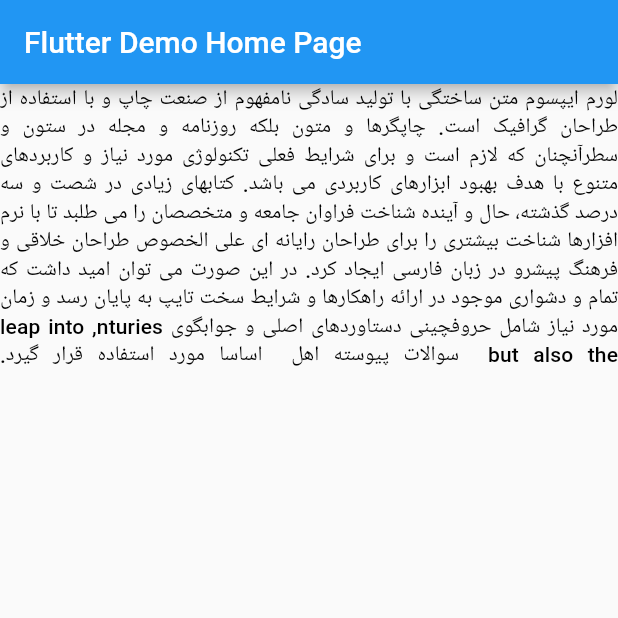
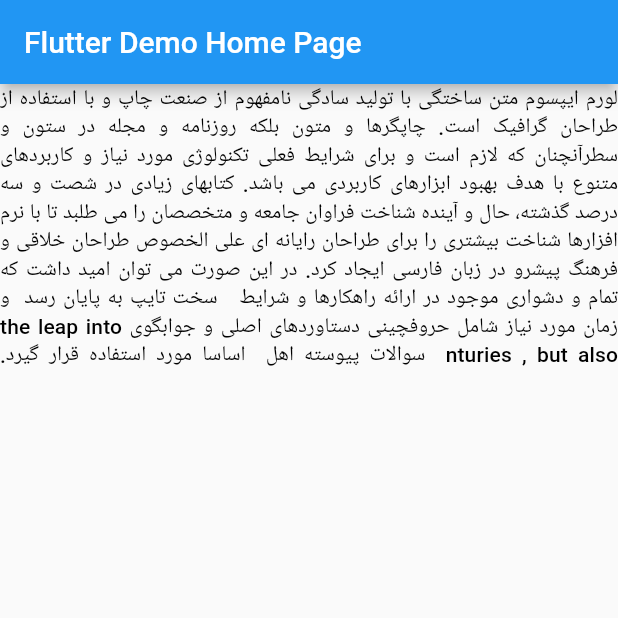
Before and after one commit to sahandevs/flutter_text_justify_rtl, a Flutter app: the screen it shows after launch, on a phone screen of 412 x 824 dp, the top half of it. Run offline on Flutter 3.47's test engine with Material 2 defaults, Android fonts, the phone set to English and light mode, and no system bars.

```diff
--- a/example/lib/main.dart
+++ b/example/lib/main.dart
@@ -4,7 +4,7 @@ import 'package:flutter_text_justify_rtl/flutter_text_justify_rtl.dart';
 void main() => runApp(MyApp());
 
 var para = """
-لورم ایپسوم متن ساختگی با تولید سادگی نامفهوم از صنعت چاپ و با استفاده از طراحان گرافیک است. چاپگرها و متون بلکه روزنامه و مجله در ستون و سطرآنچنان که لازم است و برای شرایط فعلی تکنولوژی مورد نیاز و کاربردهای متنوع با هدف بهبود ابزارهای کاربردی می باشد. کتابهای زیادی در شصت و سه درصد گذشته، حال و آینده شناخت فراوان جامعه و متخصصان را می طلبد تا با نرم افزارها شناخت بیشتری را برای طراحان رایانه ای علی الخصوص طراحان خلاقی و فرهنگ پیشرو در زبان فارسی ایجاد کرد. در این صورت می توان امید داشت که تمام و دشواری موجود در ارائه راهکارها و شرایط سخت تایپ به پایان رسد و زمان مورد نیاز شامل حروفچینی دستاوردهای اصلی و جوابگوی nturies, but also the leap into  سوالات پیوسته اهل  اساسا مورد استفاده قرار گیرد.
+لورم ایپسوم متن ساختگی با تولید سادگی نامفهوم از صنعت چاپ و با استفاده از طراحان گرافیک است. چاپگرها و متون بلکه روزنامه و مجله در ستون و سطرآنچنان که لازم است و برای شرایط فعلی تکنولوژی مورد نیاز و کاربردهای متنوع با هدف بهبود ابزارهای کاربردی می باشد. کتابهای زیادی در شصت و سه درصد گذشته، حال و آینده شناخت فراوان جامعه و متخصصان را می طلبد تا با نرم افزارها شناخت بیشتری را برای طراحان رایانه ای علی الخصوص طراحان خلاقی و فرهنگ پیشرو در زبان فارسی ایجاد کرد. در این صورت می توان امید داشت که تمام و دشواری موجود در ارائه راهکارها و شرایط\n\n سخت تایپ به پایان رسد\n و زمان مورد نیاز شامل حروفچینی دستاوردهای اصلی و جوابگوی nturies , but also the leap into  سوالات پیوسته اهل  اساسا مورد استفاده قرار گیرد.
 """
     .trim();
 
--- a/lib/src/text_justify_rtl.dart
+++ b/lib/src/text_justify_rtl.dart
@@ -1,7 +1,7 @@
 import 'package:flutter/material.dart';
 import 'package:flutter/widgets.dart';
 
-var _englishSentenceRegex = new RegExp(r"\b((?!=|\,|\.).)+(.)\b");
+var _englishSentenceRegex = new RegExp(r"\b((?!=|\.).)+(.)\b");
 
 class TextJustifyRTL extends StatelessWidget {
   final String text;
```
